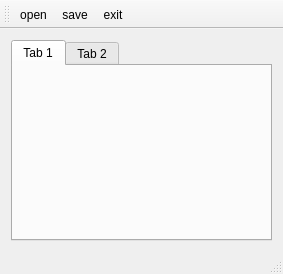
Qt form APSavegameEditor/APSavegameEditor.ui (odom11/ap_savegame_editor) before a commit.
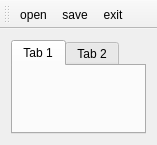
The same form after that commit.

Commit message: made it unscrollable, fixed dialog label

```diff
--- a/APSavegameEditor/APSavegameEditor.ui
+++ b/APSavegameEditor/APSavegameEditor.ui
@@ -6,10 +6,16 @@
    <rect>
     <x>0</x>
     <y>0</y>
-    <width>283</width>
-    <height>274</height>
+    <width>157</width>
+    <height>145</height>
    </rect>
   </property>
+  <property name="sizePolicy">
+   <sizepolicy hsizetype="Fixed" vsizetype="Fixed">
+    <horstretch>0</horstretch>
+    <verstretch>0</verstretch>
+   </sizepolicy>
+  </property>
   <property name="windowTitle">
    <string>APSavegameEditor</string>
   </property>
@@ -66,7 +72,6 @@
    <addaction name="actionsave"/>
    <addaction name="actionexit"/>
   </widget>
-  <widget class="QStatusBar" name="statusBar"/>
   <action name="actionopen">
    <property name="text">
     <string>open</string>
```
Left out of the diff: 2 changed lines with no effect on the pictures. The commit also changes 3 other files.
